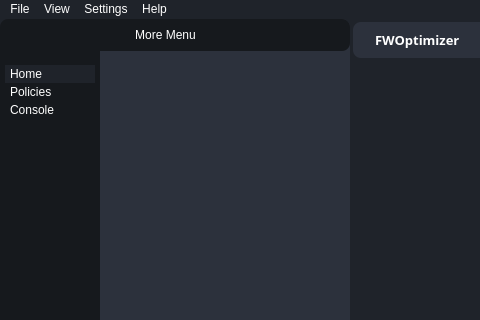
Old version of the form resources/interface.ui in the repository generobruno/FWOptimizer; both pictures show x 0 to 480 and y 0 to 320 of the 1054 by 685 pixel window.
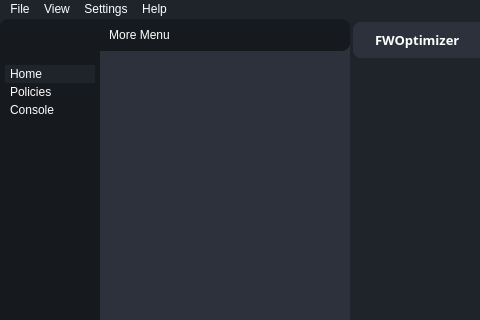
New version of the form. Icons and pictures are not drawn. Custom widgets are drawn as their Qt base class.

Diff of the .ui file:
```diff
--- a/resources/interface.ui
+++ b/resources/interface.ui
@@ -435,7 +435,7 @@
              <property name="leftMargin">
               <number>9</number>
              </property>
-             <item>
+             <item alignment="Qt::AlignLeft">
               <widget class="QLabel" name="label">
                <property name="text">
                 <string>More Menu</string>
```
